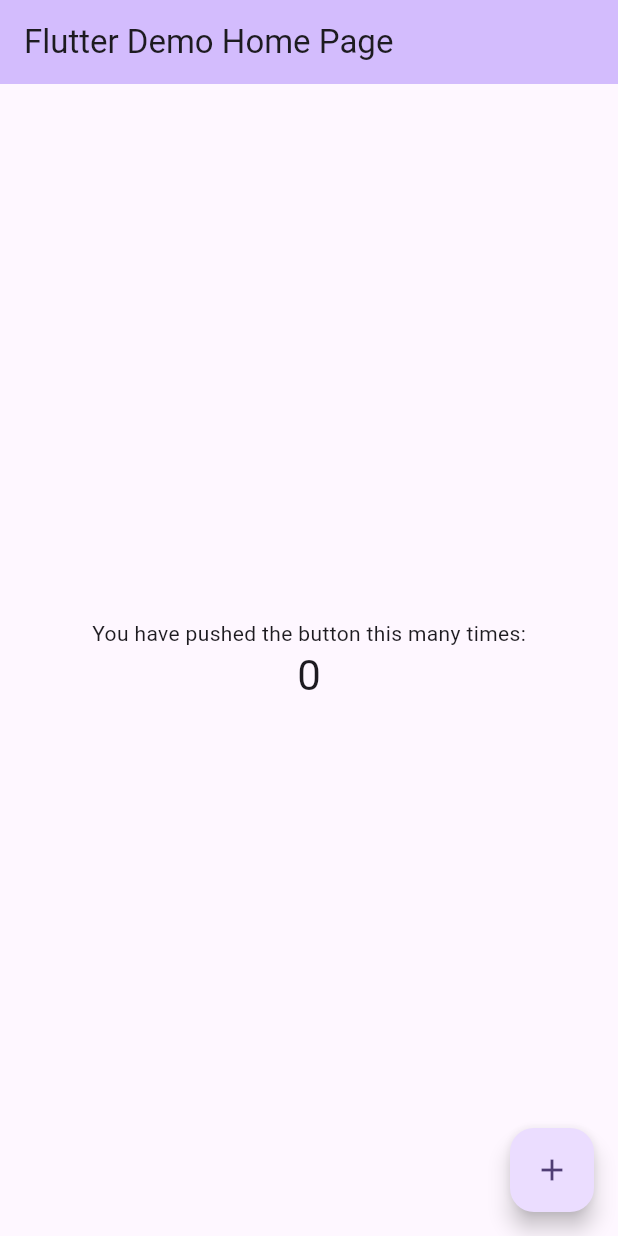
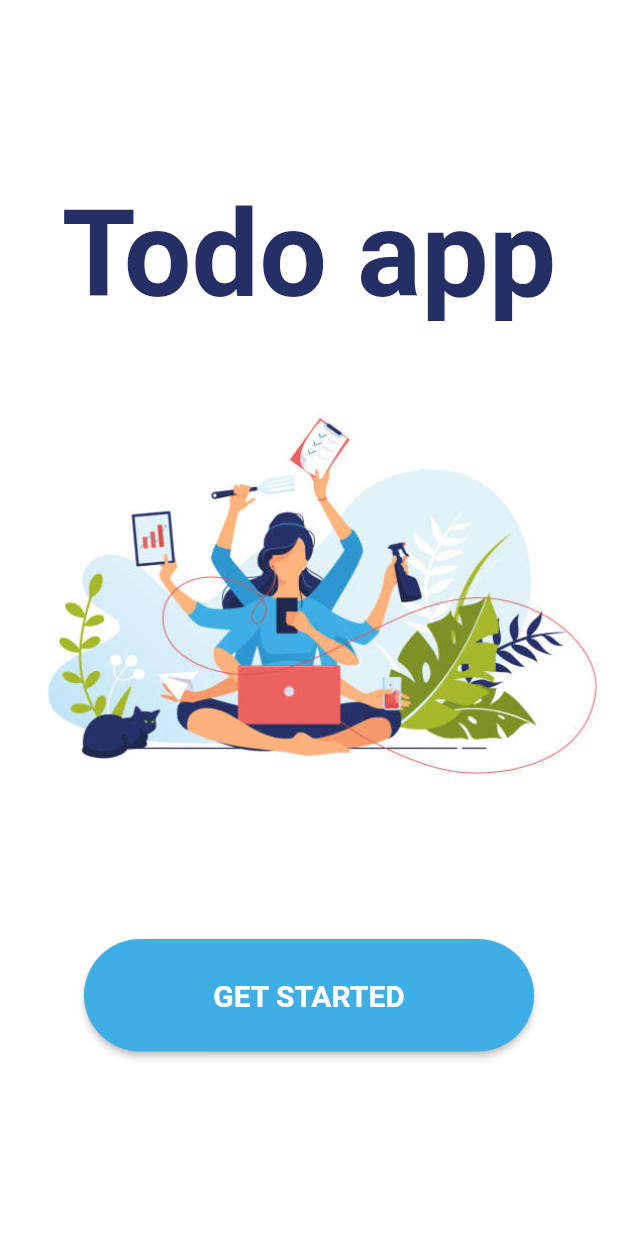
Before and after one commit to SarahAbera/2023-project-phase-mobile-tasks, a Flutter app: the screen it shows after launch, on a phone screen of 412 x 824 dp. Run offline on Flutter 3.47's test engine with Material 2 defaults, Android fonts, the phone set to English and light mode, and no system bars; our stand-ins replace google_fonts.

Commit message:
Screen implementation

```diff
--- a/on-boarding/design_replication/todo_app/lib/main.dart
+++ b/on-boarding/design_replication/todo_app/lib/main.dart
@@ -1,125 +1,17 @@
 import 'package:flutter/material.dart';
+import 'onboarding_page.dart';
 
-void main() {
-  runApp(const MyApp());
-}
+void main() => runApp(const Todo());
 
-class MyApp extends StatelessWidget {
-  const MyApp({super.key});
+class Todo extends StatelessWidget {
+  const Todo({super.key});
 
-  // This widget is the root of your application.
   @override
   Widget build(BuildContext context) {
-    return MaterialApp(
-      title: 'Flutter Demo',
-      theme: ThemeData(
-        // This is the theme of your application.
-        //
-        // TRY THIS: Try running your application with "flutter run". You'll see
-        // the application has a blue toolbar. Then, without quitting the app,
-        // try changing the seedColor in the colorScheme below to Colors.green
-        // and then invoke "hot reload" (save your changes or press the "hot
-        // reload" button in a Flutter-supported IDE, or press "r" if you used
-        // the command line to start the app).
-        //
-        // Notice that the counter didn't reset back to zero; the application
-        // state is not lost during the reload. To reset the state, use hot
-        // restart instead.
-        //
-        // This works for code too, not just values: Most code changes can be
-        // tested with just a hot reload.
-        colorScheme: ColorScheme.fromSeed(seedColor: Colors.deepPurple),
-        useMaterial3: true,
-      ),
-      home: const MyHomePage(title: 'Flutter Demo Home Page'),
+    return const MaterialApp(
+      title: 'Todo app',
+      debugShowCheckedModeBanner: false,
+      home: OnboardingPage(),
     );
   }
 }
-
-class MyHomePage extends StatefulWidget {
-  const MyHomePage({super.key, required this.title});
-
-  // This widget is the home page of your application. It is stateful, meaning
-  // that it has a State object (defined below) that contains fields that affect
-  // how it looks.
-
-  // This class is the configuration for the state. It holds the values (in this
-  // case the title) provided by the parent (in this case the App widget) and
-  // used by the build method of the State. Fields in a Widget subclass are
-  // always marked "final".
-
-  final String title;
-
-  @override
-  State<MyHomePage> createState() => _MyHomePageState();
-}
-
-class _MyHomePageState extends State<MyHomePage> {
-  int _counter = 0;
-
-  void _incrementCounter() {
-    setState(() {
-      // This call to setState tells the Flutter framework that something has
-      // changed in this State, which causes it to rerun the build method below
-      // so that the display can reflect the updated values. If we changed
-      // _counter without calling setState(), then the build method would not be
-      // called again, and so nothing would appear to happen.
-      _counter++;
-    });
-  }
-
-  @override
-  Widget build(BuildContext context) {
-    // This method is rerun every time setState is called, for instance as done
-    // by the _incrementCounter method above.
-    //
-    // The Flutter framework has been optimized to make rerunning build methods
-    // fast, so that you can just rebuild anything that needs updating rather
-    // than having to individually change instances of widgets.
-    return Scaffold(
-      appBar: AppBar(
-        // TRY THIS: Try changing the color here to a specific color (to
-        // Colors.amber, perhaps?) and trigger a hot reload to see the AppBar
-        // change color while the other colors stay the same.
-        backgroundColor: Theme.of(context).colorScheme.inversePrimary,
-        // Here we take the value from the MyHomePage object that was created by
-        // the App.build method, and use it to set our appbar title.
-        title: Text(widget.title),
-      ),
-      body: Center(
-        // Center is a layout widget. It takes a single child and positions it
-        // in the middle of the parent.
-        child: Column(
-          // Column is also a layout widget. It takes a list of children and
-          // arranges them vertically. By default, it sizes itself to fit its
-          // children horizontally, and tries to be as tall as its parent.
-          //
-          // Column has various properties to control how it sizes itself and
-          // how it positions its children. Here we use mainAxisAlignment to
-          // center the children vertically; the main axis here is the vertical
-          // axis because Columns are vertical (the cross axis would be
-          // horizontal).
-          //
-          // TRY THIS: Invoke "debug painting" (choose the "Toggle Debug Paint"
-          // action in the IDE, or press "p" in the console), to see the
-          // wireframe for each widget.
-          mainAxisAlignment: MainAxisAlignment.center,
-          children: <Widget>[
-            const Text(
-              'You have pushed the button this many times:',
-            ),
-            Text(
-              '$_counter',
-              style: Theme.of(context).textTheme.headlineMedium,
-            ),
-          ],
-        ),
-      ),
-      floatingActionButton: FloatingActionButton(
-        onPressed: _incrementCounter,
-        tooltip: 'Increment',
-        child: const Icon(Icons.add),
-      ), // This trailing comma makes auto-formatting nicer for build methods.
-    );
-  }
-}
--- /dev/null
+++ b/on-boarding/design_replication/todo_app/lib/onboarding_page.dart
@@ -0,0 +1,65 @@
+import 'package:flutter/material.dart';
+import 'package:google_fonts/google_fonts.dart';
+import 'package:todo_app/addTask.dart';
+
+class OnboardingPage extends StatelessWidget {
+  const OnboardingPage({Key? key}) : super(key: key);
+
+  @override
+  Widget build(BuildContext context) {
+    return Container(
+      color: Colors.white,
+      child: Column(
+
+        mainAxisAlignment: MainAxisAlignment.center,
+        children: <Widget>[
+        Center(
+          child: Text(
+          "Todo app",
+          style: GoogleFonts.justMeAgainDownHere(
+            fontSize: 80,
+            fontWeight: FontWeight.bold,
+            color: const Color.fromRGBO(36, 47, 101, 1),
+            decoration: TextDecoration.none
+          )
+        )
+        ),
+        const SizedBox(height: 25),
+
+        const Image(image: AssetImage("image_assets/onboarding.jpg")),
+
+        const SizedBox(height: 75),
+
+        SizedBox(
+          width: 300,
+          height: 75,
+          child:ElevatedButton(
+          onPressed:(){
+            Navigator.push(
+                context,
+                MaterialPageRoute(builder: (context) =>  AddTask()),
+              );
+          },
+          style: ElevatedButton.styleFrom(
+            backgroundColor: const Color(0xFF3FAEE5),
+            foregroundColor : Colors.white,
+            shape: RoundedRectangleBorder(
+              borderRadius: BorderRadius.circular(40),
+            )
+            ),
+
+          child: const Text(
+            "GET STARTED",
+            style: TextStyle(
+              fontSize: 20,
+              fontWeight: FontWeight.bold
+            ),
+          ),
+          ) ,
+        )
+
+      ]
+      ),
+    );
+  }
+}
--- a/on-boarding/design_replication/todo_app/pubspec.yaml
+++ b/on-boarding/design_replication/todo_app/pubspec.yaml
@@ -35,6 +35,7 @@ dependencies:
   # The following adds the Cupertino Icons font to your application.
   # Use with the CupertinoIcons class for iOS style icons.
   cupertino_icons: ^1.0.2
+  google_fonts: ^5.1.0
 
 dev_dependencies:
   flutter_test:
@@ -59,9 +60,8 @@ flutter:
   uses-material-design: true
 
   # To add assets to your application, add an assets section, like this:
-  # assets:
-  #   - images/a_dot_burr.jpeg
-  #   - images/a_dot_ham.jpeg
+  assets:
+    - image_assets/
 
   # An image asset can refer to one or more resolution-specific "variants", see
   # https://flutter.dev/assets-and-images/#resolution-aware
```
Also changed, not shown: on-boarding/design_replication/todo_app/lib/addTask.dart (added, +168 -0 lines), on-boarding/design_replication/todo_app/image_assets/onboarding.jpg (added), on-boarding/design_replication/todo_app/pubspec.lock, 2 other files.
